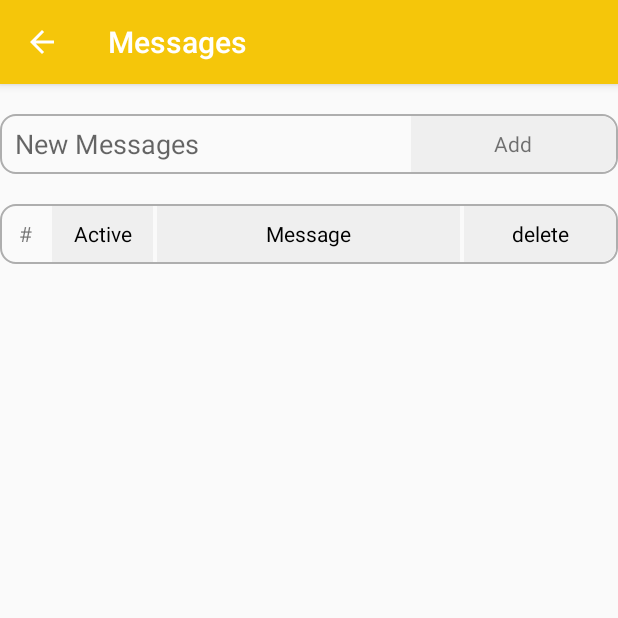
After one commit to ghumman3131/betappdistributor2, an Android app: the messages screen opened directly, with no data from a screen before it, on a phone screen of 412 x 824 dp, the top half of it. The commit adds this screen. Run offline under Robolectric (Android 15) with nearby library versions, the phone set to English and light mode, and no system bars; our stand-ins replace Volley; network calls fail.

Commit message:
message fixed

```diff
--- a/app/src/main/AndroidManifest.xml
+++ b/app/src/main/AndroidManifest.xml
@@ -34,6 +34,7 @@
         <activity android:name="com.inception.betappdistributor.CreateUser" />
         <activity android:name="com.inception.betappdistributor.UserDetails" />
         <activity android:name="com.inception.betappdistributor.Markets"></activity>
+        <activity android:name="com.inception.betappdistributor.messages"></activity>
     </application>
 
 </manifest>
--- a/app/src/main/java/com/inception/betappdistributor/CreateUser.java
+++ b/app/src/main/java/com/inception/betappdistributor/CreateUser.java
@@ -31,7 +31,7 @@ public class CreateUser extends AppCompatActivity {
         getSupportActionBar().setHomeButtonEnabled(true);
         getSupportActionBar().setDisplayHomeAsUpEnabled(true);
         SharedPreferences sp = getSharedPreferences("user_info" , MODE_PRIVATE);
-        saved_id = sp.getString("distributor_id","");
+        saved_id = sp.getString("id","");
         username_et = findViewById(R.id.username_et);
         password_et = findViewById(R.id.password_et);
         limit_et = findViewById(R.id.limit_et);
--- a/app/src/main/java/com/inception/betappdistributor/LoginActivity.java
+++ b/app/src/main/java/com/inception/betappdistributor/LoginActivity.java
@@ -211,6 +211,7 @@ public class LoginActivity extends AppCompatActivity  {
 
                         sp.putString("password" , mPasswordView.getText().toString());
                         sp.putString("distributor_id", response.getString("disid"));
+                        sp.putString("id", response.getString("id"));
                         sp.commit();
 
                         Intent i = new Intent(LoginActivity.this , HomeActivity.class);
--- a/app/src/main/java/com/inception/betappdistributor/MatchOddDetails.java
+++ b/app/src/main/java/com/inception/betappdistributor/MatchOddDetails.java
@@ -31,6 +31,9 @@ public class MatchOddDetails extends AppCompatActivity {
         getSupportActionBar().setTitle("Match Odds");
 
         getSupportActionBar().setDisplayHomeAsUpEnabled(true);
+
+
+        getSupportActionBar().setHomeButtonEnabled(true);
 
 
         team_1 = findViewById(R.id.team_1);
--- a/app/src/main/java/com/inception/betappdistributor/fragments/AllUsers.java
+++ b/app/src/main/java/com/inception/betappdistributor/fragments/AllUsers.java
@@ -63,7 +63,7 @@ public class AllUsers extends Fragment {
         create_user = v.findViewById(R.id.create_user);
         bal_txt=v.findViewById(R.id.bal_txt);
         SharedPreferences sp = this.getActivity().getSharedPreferences("user_info" , MODE_PRIVATE);
-        saved_id = sp.getString("distributor_id","");
+        saved_id = sp.getString("id","");
         progress = new ProgressDialog(getActivity());
         progress.setTitle("Loading");
         create_user.setOnClickListener(new View.OnClickListener() {
@@ -125,6 +125,7 @@ public class AllUsers extends Fragment {
 
         try {
             jsonObject.put("module", "total_balance");
+            jsonObject.put("dis_id", saved_id);
         } catch (JSONException e) {
             e.printStackTrace();
         }
--- a/app/src/main/java/com/inception/betappdistributor/url.java
+++ b/app/src/main/java/com/inception/betappdistributor/url.java
@@ -6,4 +6,5 @@ package com.inception.betappdistributor;
 
 public class url {
    public static String ip="http://edvt.in/betting_app_api/webapi3.php";
+   public static String ipm="http://edvt.in/betting_app_api/messageapi.php";
 }
--- /dev/null
+++ b/app/src/main/res/layout/activity_message.xml
@@ -0,0 +1,99 @@
+<?xml version="1.0" encoding="utf-8"?>
+<LinearLayout xmlns:android="http://schemas.android.com/apk/res/android"
+    xmlns:app="http://schemas.android.com/apk/res-auto"
+    xmlns:tools="http://schemas.android.com/tools"
+    android:layout_width="match_parent"
+    android:layout_height="match_parent"
+    android:orientation="vertical"
+    tools:context="com.inception.betappdistributor.messages">
+    <LinearLayout
+        android:layout_width="match_parent"
+        android:layout_height="40dp"
+        android:background="@drawable/rounded_stroke"
+        android:layout_marginTop="20dp"
+        android:weightSum="3"
+        android:orientation="horizontal"
+        android:gravity="center_vertical">
+
+        <EditText
+            android:layout_width="0dp"
+            android:layout_height="wrap_content"
+            android:layout_weight="2"
+            android:id="@+id/msg_et"
+            android:background="@null"
+            android:hint="New Messages"
+            android:paddingLeft="10dp"/>
+
+        <TextView
+            android:layout_width="0dp"
+            android:layout_height="match_parent"
+            android:layout_weight="1"
+            android:text="Add"
+            android:id="@+id/add"
+            android:gravity="center"
+            android:background="@drawable/two_sided_round"
+            android:layout_margin="1dp"/>
+
+    </LinearLayout>
+
+    <LinearLayout
+        android:layout_width="match_parent"
+        android:layout_height="40dp"
+        android:orientation="horizontal"
+        android:weightSum="6"
+        android:background="@drawable/rounded_stroke"
+        android:layout_marginTop="20dp">
+
+        <TextView
+            android:layout_width="0dp"
+            android:layout_height="match_parent"
+            android:layout_weight="0.5"
+            android:text="#"
+            android:gravity="center"
+            />
+
+        <TextView
+            android:layout_width="0dp"
+            android:layout_height="match_parent"
+            android:layout_weight="1"
+            android:text="Active"
+            android:gravity="center"
+            android:background="@color/l_grey"
+            android:layout_margin="1dp"
+            android:textColor="@color/black"
+            />
+
+        <TextView
+            android:layout_width="0dp"
+            android:layout_height="match_parent"
+            android:layout_weight="3"
+            android:text="Message"
+            android:gravity="center"
+            android:background="@color/l_grey"
+            android:layout_margin="1dp"
+            android:textColor="@color/black"
+            />
+
+        <TextView
+            android:layout_width="0dp"
+            android:layout_height="match_parent"
+            android:layout_weight="1.5"
+            android:text="delete"
+            android:gravity="center"
+            android:background="@drawable/two_sided_round"
+            android:layout_margin="1dp"
+            android:textColor="@color/black"
+            />
+
+
+    </LinearLayout>
+
+    <android.support.v7.widget.RecyclerView
+        android:layout_width="match_parent"
+        android:layout_height="match_parent"
+        android:id="@+id/mesages"></android.support.v7.widget.RecyclerView>
+
+
+
+
+</LinearLayout>
```
Also changed, not shown: app/src/main/java/com/inception/betappdistributor/HomeActivity.java (+62 -1 lines), app/src/main/java/com/inception/betappdistributor/messages.java (added, +391 -0 lines), app/src/main/res/layout/activity_home.xml (+17 -0 lines), app/src/main/res/layout/message_cell.xml (added, +68 -0 lines).
